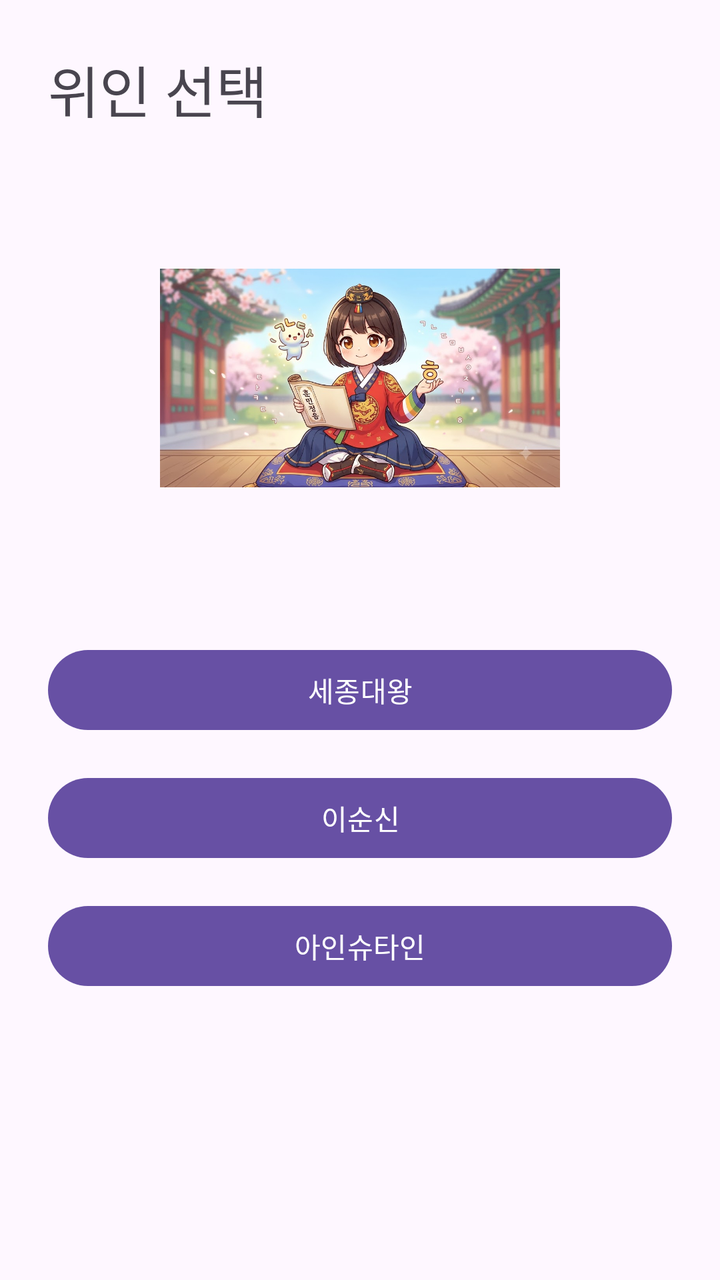
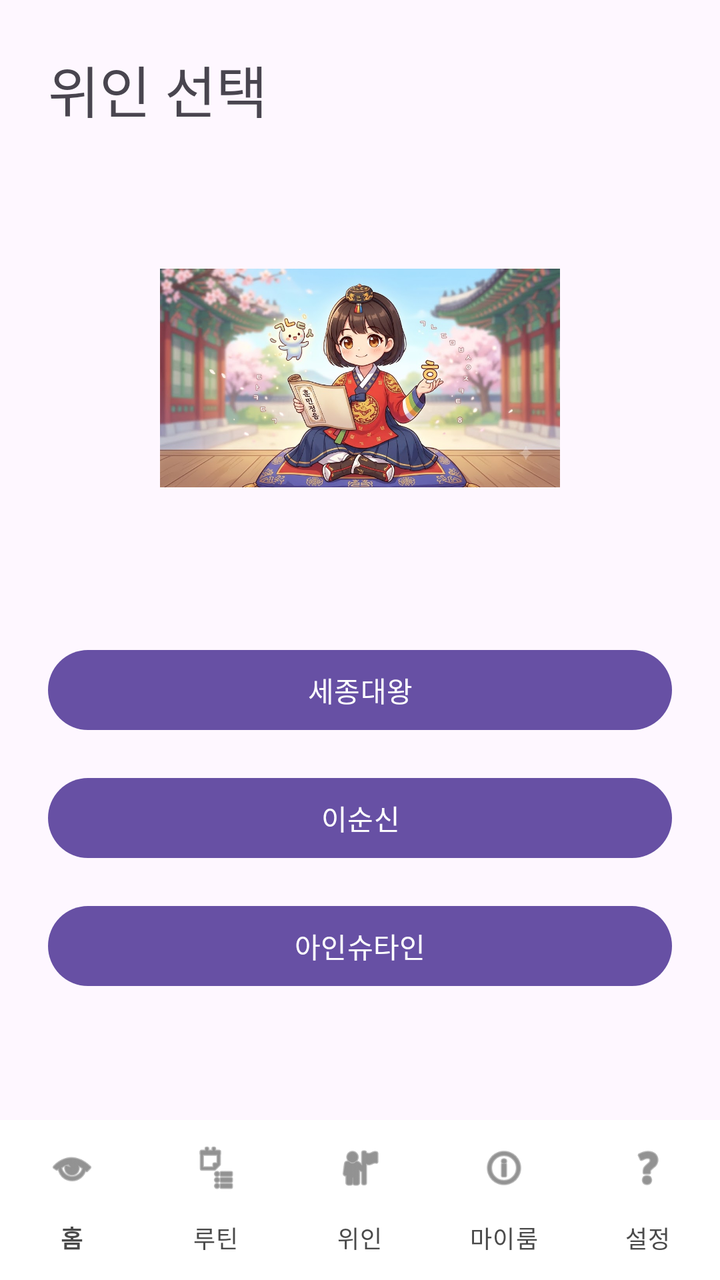

Before-and-after screenshots of an Android layout around one commit, followed by the original layout XML and the change that was made.
<!-- AndroidManifest.xml: application theme Theme.Test -->
<!-- res/layout/activity_character_select.xml -->
<?xml version="1.0" encoding="utf-8"?>
<LinearLayout
    xmlns:android="http://schemas.android.com/apk/res/android"
    android:layout_width="match_parent"
    android:layout_height="match_parent"
    android:orientation="vertical"
    android:padding="24dp">

    <TextView
        android:layout_width="wrap_content"
        android:layout_height="wrap_content"
        android:text="위인 선택"
        android:textSize="28sp" />
    <ImageView
        android:id="@+id/ivSejongCharacter"
        android:layout_width="200dp"
        android:layout_height="200dp"
        android:src="@drawable/sesong"
        android:scaleType="fitCenter"
        android:layout_gravity="center_horizontal"
        android:layout_marginTop="24dp" />

    <Button
        android:id="@+id/btnSejong"
        android:layout_width="match_parent"
        android:layout_height="wrap_content"
        android:text="세종대왕"
        android:layout_marginTop="32dp" />

    <Button
        android:id="@+id/btnYiSunSin"
        android:layout_width="match_parent"
        android:layout_height="wrap_content"
        android:text="이순신"
        android:layout_marginTop="16dp" />

    <Button
        android:id="@+id/btnEinstein"
        android:layout_width="match_parent"
        android:layout_height="wrap_content"
        android:text="아인슈타인"
        android:layout_marginTop="16dp" />

</LinearLayout>
<!-- resources referenced by this layout -->
<resources>
  <!-- drawable sesong: jpg bitmap (drawable, 112119 bytes) -->
  <style name="Theme.Test" parent="Base.Theme.Test" />
  <style name="Base.Theme.Test" parent="Theme.Material3.DayNight.NoActionBar">
          
          
      </style>
</resources>

<!-- the commit's change to res/layout/activity_character_select.xml (unified diff, before → after) -->
@@ -1,44 +1,70 @@
 <?xml version="1.0" encoding="utf-8"?>
-<LinearLayout
+<androidx.coordinatorlayout.widget.CoordinatorLayout
     xmlns:android="http://schemas.android.com/apk/res/android"
+    xmlns:app="http://schemas.android.com/apk/res-auto"
     android:layout_width="match_parent"
-    android:layout_height="match_parent"
-    android:orientation="vertical"
-    android:padding="24dp">
+    android:layout_height="match_parent">
 
-    <TextView
-        android:layout_width="wrap_content"
-        android:layout_height="wrap_content"
-        android:text="위인 선택"
-        android:textSize="28sp" />
-    <ImageView
-        android:id="@+id/ivSejongCharacter"
-        android:layout_width="200dp"
-        android:layout_height="200dp"
-        android:src="@drawable/sesong"
-        android:scaleType="fitCenter"
-        android:layout_gravity="center_horizontal"
-        android:layout_marginTop="24dp" />
+    
+    <LinearLayout
+        android:layout_width="match_parent"
+        android:layout_height="match_parent"
+        android:orientation="vertical"
+        android:padding="24dp"
+        android:layout_marginBottom="60dp"> 
 
-    <Button
-        android:id="@+id/btnSejong"
-        android:layout_width="match_parent"
-        android:layout_height="wrap_content"
-        android:text="세종대왕"
-        android:layout_marginTop="32dp" />
+        <TextView
+            android:layout_width="wrap_content"
+            android:layout_height="wrap_content"
+            android:text="위인 선택"
+            android:textSize="28sp" />
 
-    <Button
-        android:id="@+id/btnYiSunSin"
-        android:layout_width="match_parent"
-        android:layout_height="wrap_content"
-        android:text="이순신"
-        android:layout_marginTop="16dp" />
+        <ImageView
+            android:id="@+id/ivSejongCharacter"
+            android:layout_width="200dp"
+            android:layout_height="200dp"
+            android:src="@drawable/sesong"
+            android:scaleType="fitCenter"
+            android:layout_gravity="center_horizontal"
+            android:layout_marginTop="24dp" />
 
-    <Button
-        android:id="@+id/btnEinstein"
-        android:layout_width="match_parent"
-        android:layout_height="wrap_content"
-        android:text="아인슈타인"
-        android:layout_marginTop="16dp" />
+        <Button
+            android:id="@+id/btnSejong"
+            android:layout_width="match_parent"
+            android:layout_height="wrap_content"
+            android:text="세종대왕"
+            android:layout_marginTop="32dp" />
 
-</LinearLayout>
+        <Button
+            android:id="@+id/btnYiSunSin"
+            android:layout_width="match_parent"
+            android:layout_height="wrap_content"
+            android:text="이순신"
+            android:layout_marginTop="16dp" />
+
+        <Button
+            android:id="@+id/btnEinstein"
+            android:layout_width="match_parent"
+            android:layout_height="wrap_content"
+            android:text="아인슈타인"
+            android:layout_marginTop="16dp" />
+    </LinearLayout>
+
+    
+    <include layout="@layout/layout_bottom_nav" />
+
+</androidx.coordinatorlayout.widget.CoordinatorLayout>
+<!-- res/layout/layout_bottom_nav.xml (included above) -->
+<?xml version="1.0" encoding="utf-8"?>
+<com.google.android.material.bottomnavigation.BottomNavigationView
+    xmlns:android="http://schemas.android.com/apk/res/android"
+    xmlns:app="http://schemas.android.com/apk/res-auto"
+    android:id="@+id/bottomNavigationView"
+    android:layout_width="match_parent"
+    android:layout_height="wrap_content"
+    android:layout_gravity="bottom"
+    android:background="@android:color/white"
+    app:itemIconTint="#4A4A4A"
+    app:itemTextColor="#4A4A4A"
+    app:labelVisibilityMode="labeled"
+    app:menu="@menu/bottom_nav_menu" />
